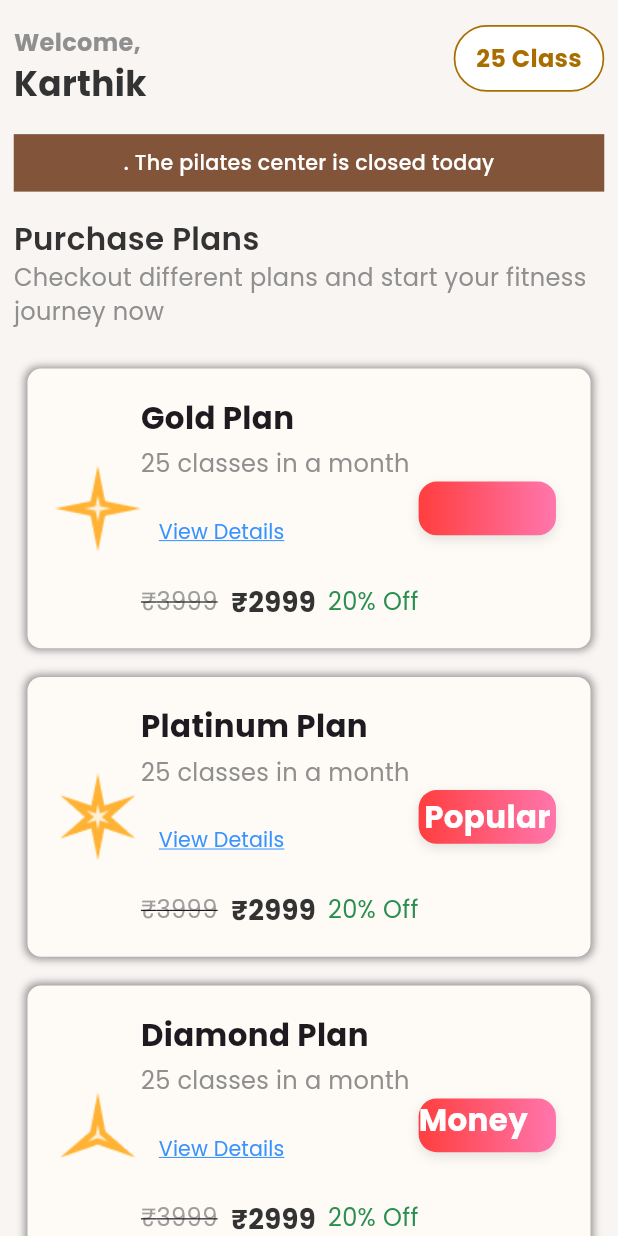
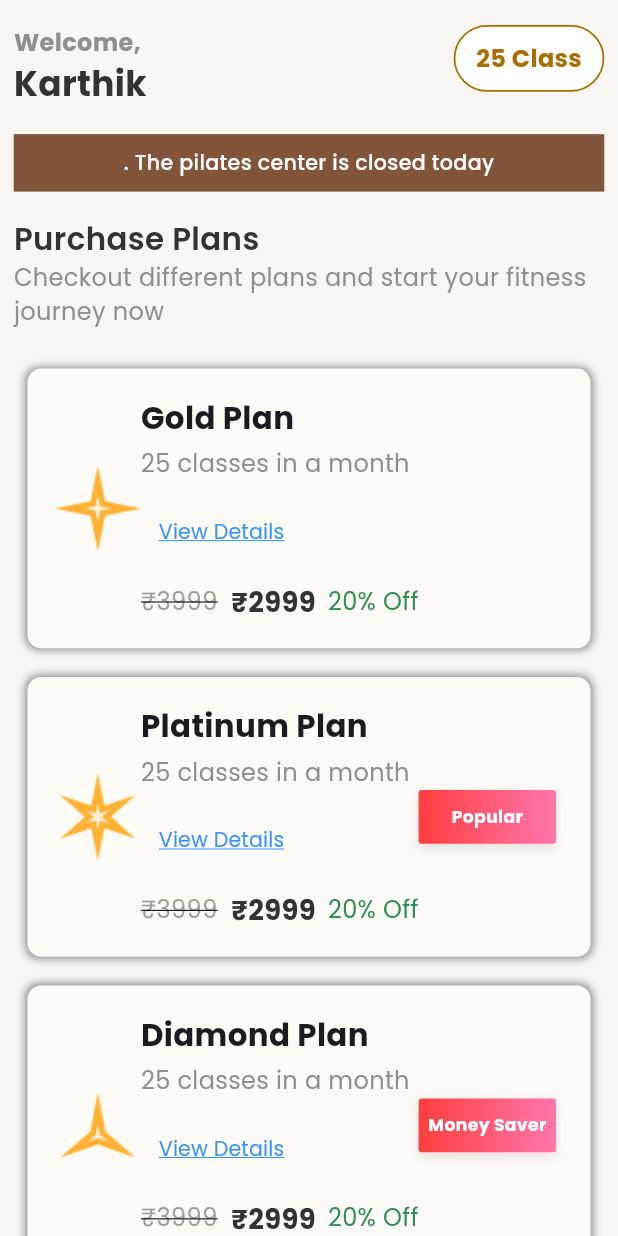
Before and after one commit to TheMorningCoder/Aayu_App, a Flutter app: the PurchaseScreenContent screen opened directly, on a phone screen of 412 x 824 dp. Run offline on Flutter 3.47's test engine with Material 3 defaults, Android fonts, the phone set to English and light mode, and no system bars; our stand-ins replace flutter_screenutil, google_fonts, shared_preferences, table_calendar; accounts and stored records are empty.

Commit message:
Purchase screen UI

```diff
--- a/lib/modules/user/components/gradient_button.dart
+++ b/lib/modules/user/components/gradient_button.dart
@@ -22,7 +22,7 @@ class GradientButton extends StatelessWidget {
           begin: Alignment.centerLeft,
           end: Alignment.centerRight,
         ),
-        borderRadius: BorderRadius.circular(12),
+        borderRadius: BorderRadius.circular(2),
         boxShadow: [
           BoxShadow(
             // ignore: deprecated_member_use
@@ -40,7 +40,7 @@ class GradientButton extends StatelessWidget {
           text,
           style: TextStyle(
             color: AppColors.primaryWhiteColor,
-            fontSize: 18.sp,
+            fontSize: 10.sp,
             fontWeight: FontWeight.bold,
           ),
         ),
--- a/lib/modules/user/components/purchase_plan_card.dart
+++ b/lib/modules/user/components/purchase_plan_card.dart
@@ -128,9 +128,10 @@ class PurchasePlanCardState extends State<PurchasePlanCard> {
                 ],
               ],
             ),
-            GradientButton(
-              text: widget.gradientTagText,
-            )
+            if (widget.gradientTagIsVisible)
+              GradientButton(
+                text: widget.gradientTagText,
+              ),
           ],
         ),
       ),
```
Also changed, not shown: pubspec.lock.
